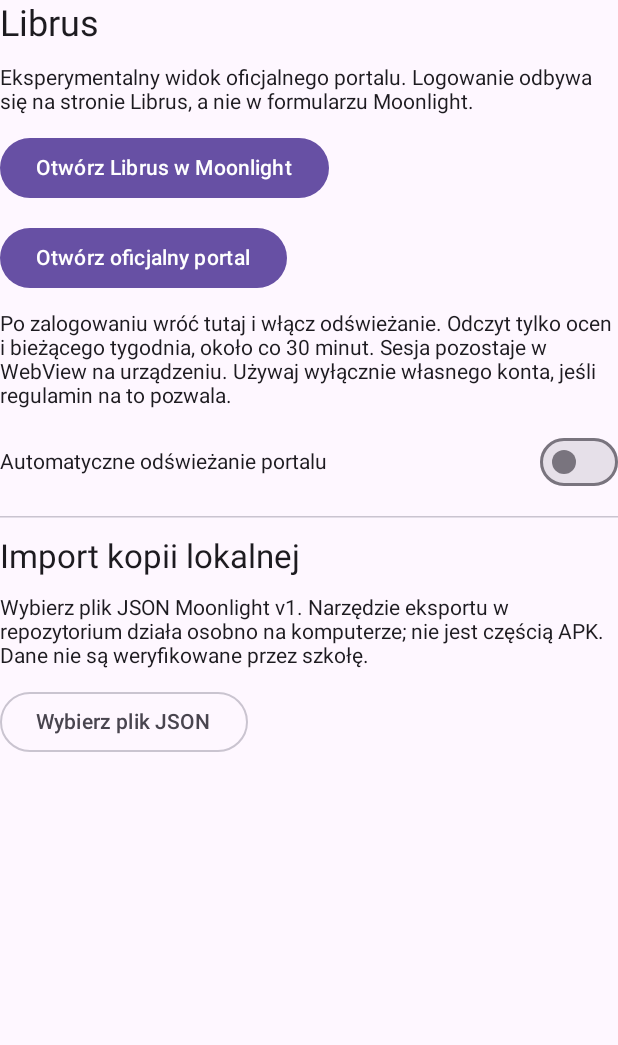
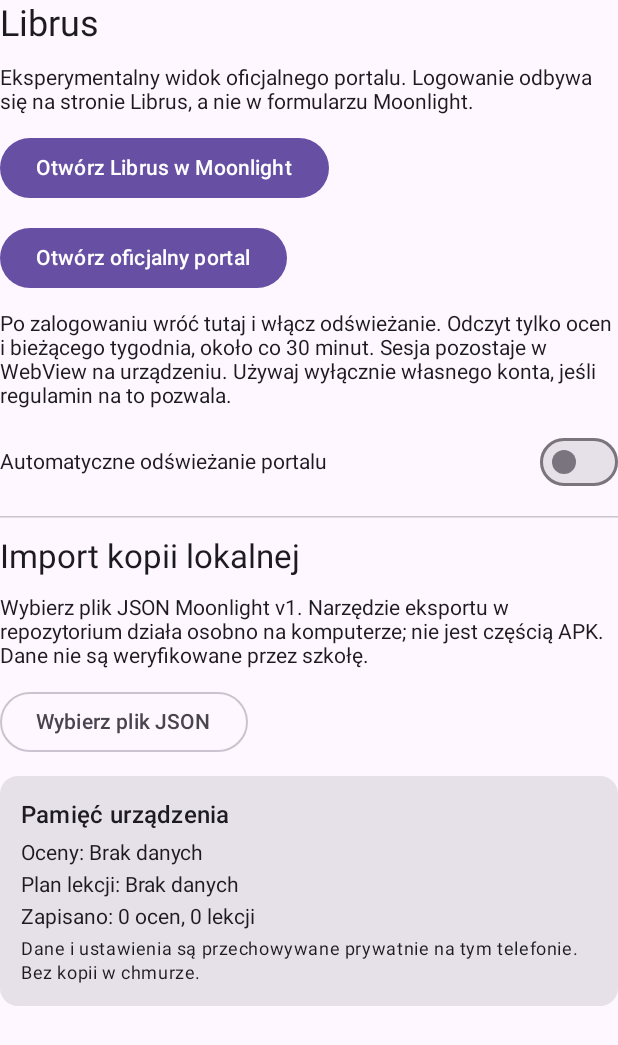
Before and after one commit to 0wertyx/Moonlight, an Android app built with Jetpack Compose: the composable LibrusPanel shown on its own in the app's theme, on a phone screen of 412 x 824 dp. Shown: the top 1045 px of the screen. Run offline under Robolectric (Android 15) with nearby library versions, the phone set to English and light mode, and no system bars.

Commit message:
Persist independent local grades and schedule refresh state

```diff
--- a/app/build.gradle.kts
+++ b/app/build.gradle.kts
@@ -10,8 +10,8 @@ android {
         applicationId = "com.moonlight.school"
         minSdk = 26
         targetSdk = 35
-        versionCode = 5
-        versionName = "0.4.0"
+        versionCode = 6
+        versionName = "0.4.1"
     }
     buildFeatures { compose = true; buildConfig = true }
     val persistentKey = System.getenv("MOONLIGHT_KEYSTORE_PATH")
--- a/app/src/main/java/com/moonlight/school/LibrusBridge.kt
+++ b/app/src/main/java/com/moonlight/school/LibrusBridge.kt
@@ -123,7 +123,16 @@ fun LibrusPanel(context: Context) {
             OutlinedButton(onClick = { SnapshotSync.refresh(context) }) { Text("Обновить сейчас") }
             TextButton(onClick = { SnapshotSync.disconnect(context) }) { Text("Отключить и удалить копию") }
         }
-        if (state.lastSuccess > 0L) Text("Последнее чтение: " + java.text.DateFormat.getDateTimeInstance().format(java.util.Date(state.lastSuccess)))
+        fun stamp(time: Long): String = if (time <= 0L) "Brak danych" else java.text.DateFormat.getDateTimeInstance().format(java.util.Date(time))
+        Card(Modifier.fillMaxWidth()) {
+            Column(Modifier.padding(14.dp), verticalArrangement = Arrangement.spacedBy(5.dp)) {
+                Text("Pamięć urządzenia", style = MaterialTheme.typography.titleMedium)
+                Text("Oceny: " + stamp(state.gradesUpdated))
+                Text("Plan lekcji: " + stamp(state.lessonsUpdated))
+                Text("Zapisano: ${snapshot?.grades?.size ?: 0} ocen, ${snapshot?.lessons?.size ?: 0} lekcji")
+                Text("Dane i ustawienia są przechowywane prywatnie na tym telefonie. Bez kopii w chmurze.", style = MaterialTheme.typography.bodySmall)
+            }
+        }
         if (state.error.isNotEmpty()) Text(state.error, color = MaterialTheme.colorScheme.error)
         if (error.isNotEmpty()) Text(error, color = MaterialTheme.colorScheme.error)
         snapshot?.let { data ->
```
Also changed, not shown: app/src/main/java/com/moonlight/school/MainActivity.kt (+10 -1 lines), app/src/main/java/com/moonlight/school/PortalAutoSync.kt (+10 -7 lines), app/src/main/java/com/moonlight/school/SnapshotSync.kt (+26 -11 lines), 2 other files.
